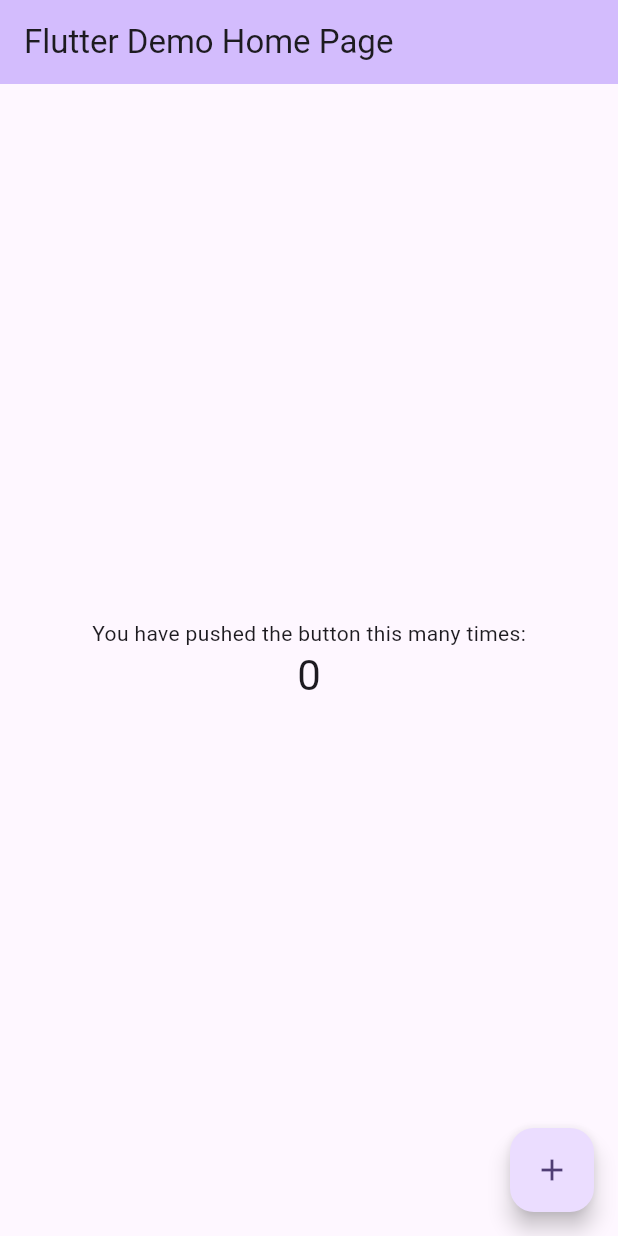
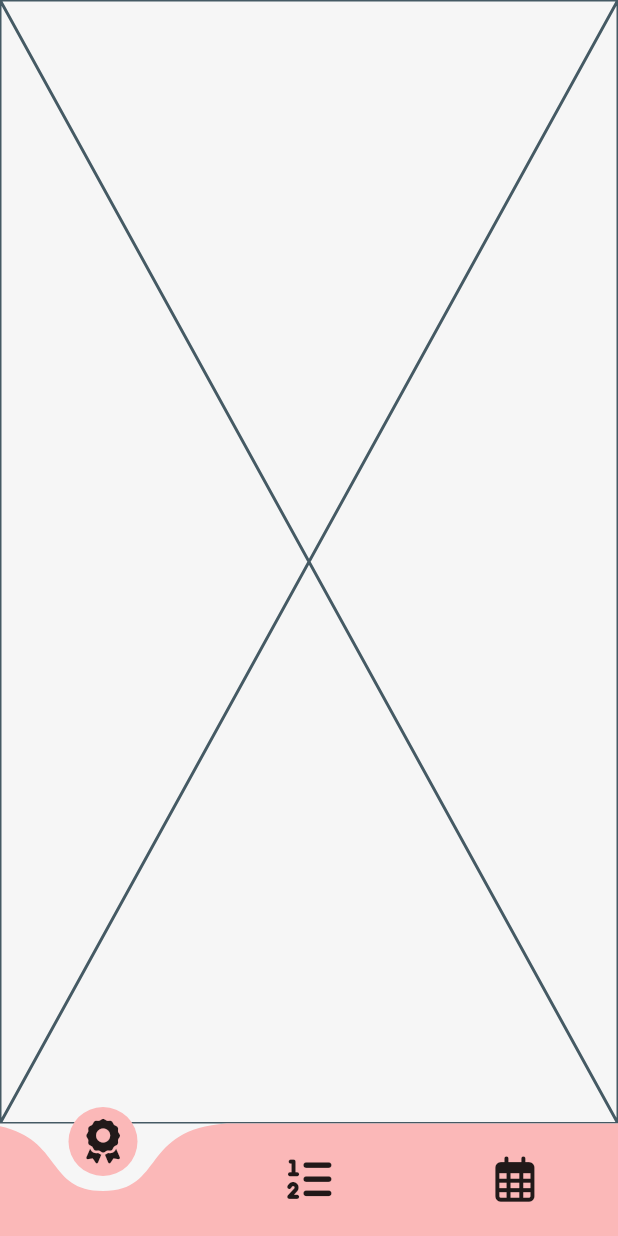
Before and after one commit to sedataskan/f1-mobile, a Flutter app: the screen it shows after launch, on a phone screen of 412 x 824 dp. Run offline on Flutter 3.47's test engine with Material 2 defaults, Android fonts, the phone set to English and light mode, and no system bars; drawn by our look-alikes of curved_navigation_bar; our stand-ins replace font_awesome_flutter.

Commit message:
added navbar

```diff
--- /dev/null
+++ b/lib/constants/colors.dart
@@ -0,0 +1,7 @@
+import 'package:flutter/material.dart';
+
+abstract class AppColors {
+  static const Color primaryColor = Color.fromRGBO(238, 0, 0, 1);
+  static const Color primaryColorLight = Color(0xFFFBB8B8);
+  static const Color white = Color(0xFFF6F6F6);
+}
--- a/lib/main.dart
+++ b/lib/main.dart
@@ -1,3 +1,4 @@
+import 'package:f1_flutter/views/wrapper.dart';
 import 'package:flutter/material.dart';
 
 void main() {
@@ -7,119 +8,11 @@ void main() {
 class MyApp extends StatelessWidget {
   const MyApp({super.key});
 
-  // This widget is the root of your application.
   @override
   Widget build(BuildContext context) {
-    return MaterialApp(
-      title: 'Flutter Demo',
-      theme: ThemeData(
-        // This is the theme of your application.
-        //
-        // TRY THIS: Try running your application with "flutter run". You'll see
-        // the application has a blue toolbar. Then, without quitting the app,
-        // try changing the seedColor in the colorScheme below to Colors.green
-        // and then invoke "hot reload" (save your changes or press the "hot
-        // reload" button in a Flutter-supported IDE, or press "r" if you used
-        // the command line to start the app).
-        //
-        // Notice that the counter didn't reset back to zero; the application
-        // state is not lost during the reload. To reset the state, use hot
-        // restart instead.
-        //
-        // This works for code too, not just values: Most code changes can be
-        // tested with just a hot reload.
-        colorScheme: ColorScheme.fromSeed(seedColor: Colors.deepPurple),
-        useMaterial3: true,
-      ),
-      home: const MyHomePage(title: 'Flutter Demo Home Page'),
+    return const MaterialApp(
+      title: 'F1 Mobile',
+      home: Home(),
     );
   }
 }
-
-class MyHomePage extends StatefulWidget {
-  const MyHomePage({super.key, required this.title});
-
-  // This widget is the home page of your application. It is stateful, meaning
-  // that it has a State object (defined below) that contains fields that affect
-  // how it looks.
-
-  // This class is the configuration for the state. It holds the values (in this
-  // case the title) provided by the parent (in this case the App widget) and
-  // used by the build method of the State. Fields in a Widget subclass are
-  // always marked "final".
-
-  final String title;
-
-  @override
-  State<MyHomePage> createState() => _MyHomePageState();
-}
-
-class _MyHomePageState extends State<MyHomePage> {
-  int _counter = 0;
-
-  void _incrementCounter() {
-    setState(() {
-      // This call to setState tells the Flutter framework that something has
-      // changed in this State, which causes it to rerun the build method below
-      // so that the display can reflect the updated values. If we changed
-      // _counter without calling setState(), then the build method would not be
-      // called again, and so nothing would appear to happen.
-      _counter++;
-    });
-  }
-
-  @override
-  Widget build(BuildContext context) {
-    // This method is rerun every time setState is called, for instance as done
-    // by the _incrementCounter method above.
-    //
-    // The Flutter framework has been optimized to make rerunning build methods
-    // fast, so that you can just rebuild anything that needs updating rather
-    // than having to individually change instances of widgets.
-    return Scaffold(
-      appBar: AppBar(
-        // TRY THIS: Try changing the color here to a specific color (to
-        // Colors.amber, perhaps?) and trigger a hot reload to see the AppBar
-        // change color while the other colors stay the same.
-        backgroundColor: Theme.of(context).colorScheme.inversePrimary,
-        // Here we take the value from the MyHomePage object that was created by
-        // the App.build method, and use it to set our appbar title.
-        title: Text(widget.title),
-      ),
-      body: Center(
-        // Center is a layout widget. It takes a single child and positions it
-        // in the middle of the parent.
-        child: Column(
-          // Column is also a layout widget. It takes a list of children and
-          // arranges them vertically. By default, it sizes itself to fit its
-          // children horizontally, and tries to be as tall as its parent.
-          //
-          // Column has various properties to control how it sizes itself and
-          // how it positions its children. Here we use mainAxisAlignment to
-          // center the children vertically; the main axis here is the vertical
-          // axis because Columns are vertical (the cross axis would be
-          // horizontal).
-          //
-          // TRY THIS: Invoke "debug painting" (choose the "Toggle Debug Paint"
-          // action in the IDE, or press "p" in the console), to see the
-          // wireframe for each widget.
-          mainAxisAlignment: MainAxisAlignment.center,
-          children: <Widget>[
-            const Text(
-              'You have pushed the button this many times:',
-            ),
-            Text(
-              '$_counter',
-              style: Theme.of(context).textTheme.headlineMedium,
-            ),
-          ],
-        ),
-      ),
-      floatingActionButton: FloatingActionButton(
-        onPressed: _incrementCounter,
-        tooltip: 'Increment',
-        child: const Icon(Icons.add),
-      ), // This trailing comma makes auto-formatting nicer for build methods.
-    );
-  }
-}
--- /dev/null
+++ b/lib/views/champions/champions.dart
@@ -0,0 +1,15 @@
+import 'package:flutter/material.dart';
+
+class ChampionsScreen extends StatefulWidget {
+  const ChampionsScreen({super.key});
+
+  @override
+  State<ChampionsScreen> createState() => _ChampionsScreenState();
+}
+
+class _ChampionsScreenState extends State<ChampionsScreen> {
+  @override
+  Widget build(BuildContext context) {
+    return const Placeholder();
+  }
+}
--- /dev/null
+++ b/lib/views/fixture/fixture.dart
@@ -0,0 +1,15 @@
+import 'package:flutter/material.dart';
+
+class FixtureScreen extends StatefulWidget {
+  const FixtureScreen({super.key});
+
+  @override
+  State<FixtureScreen> createState() => _FixtureScreenState();
+}
+
+class _FixtureScreenState extends State<FixtureScreen> {
+  @override
+  Widget build(BuildContext context) {
+    return const Placeholder();
+  }
+}
--- /dev/null
+++ b/lib/views/schedule/schedule.dart
@@ -0,0 +1,15 @@
+import 'package:flutter/material.dart';
+
+class ScheduleScreen extends StatefulWidget {
+  const ScheduleScreen({super.key});
+
+  @override
+  State<ScheduleScreen> createState() => _ScheduleScreenState();
+}
+
+class _ScheduleScreenState extends State<ScheduleScreen> {
+  @override
+  Widget build(BuildContext context) {
+    return const Placeholder();
+  }
+}
--- /dev/null
+++ b/lib/views/wrapper.dart
@@ -0,0 +1,48 @@
+import 'package:curved_navigation_bar/curved_navigation_bar.dart';
+import 'package:f1_flutter/constants/colors.dart';
+import 'package:f1_flutter/views/schedule/schedule.dart';
+import 'package:flutter/material.dart';
+import 'package:font_awesome_flutter/font_awesome_flutter.dart';
+
+import 'champions/champions.dart';
+import 'fixture/fixture.dart';
+
+class Home extends StatefulWidget {
+  const Home({super.key});
+
+  @override
+  State<Home> createState() => _HomeState();
+}
+
+class _HomeState extends State<Home> {
+  int _currentIndex = 0;
+  @override
+  Widget build(BuildContext context) {
+    return Scaffold(
+      backgroundColor: AppColors.white,
+      // Scaffold is a widget that implements the basic material design visual layout structure.
+      body: Center(
+        child: _currentIndex == 0
+            ? const ChampionsScreen()
+            : _currentIndex == 1
+                ? const FixtureScreen()
+                : const ScheduleScreen(),
+      ),
+      bottomNavigationBar: CurvedNavigationBar(
+        color: AppColors.primaryColorLight,
+        backgroundColor: AppColors.white,
+        items: const <Widget>[
+          Icon(FontAwesomeIcons.award, size: 30),
+          Icon(FontAwesomeIcons.listOl, size: 30),
+          Icon(FontAwesomeIcons.calendarDays, size: 30),
+        ],
+        onTap: (index) {
+          setState(() {
+            _currentIndex = index;
+          });
+          //Handle button tap
+        },
+      ),
+    );
+  }
+}
```
Also changed, not shown: pubspec.yaml (+4 -4 lines), pubspec.lock.
